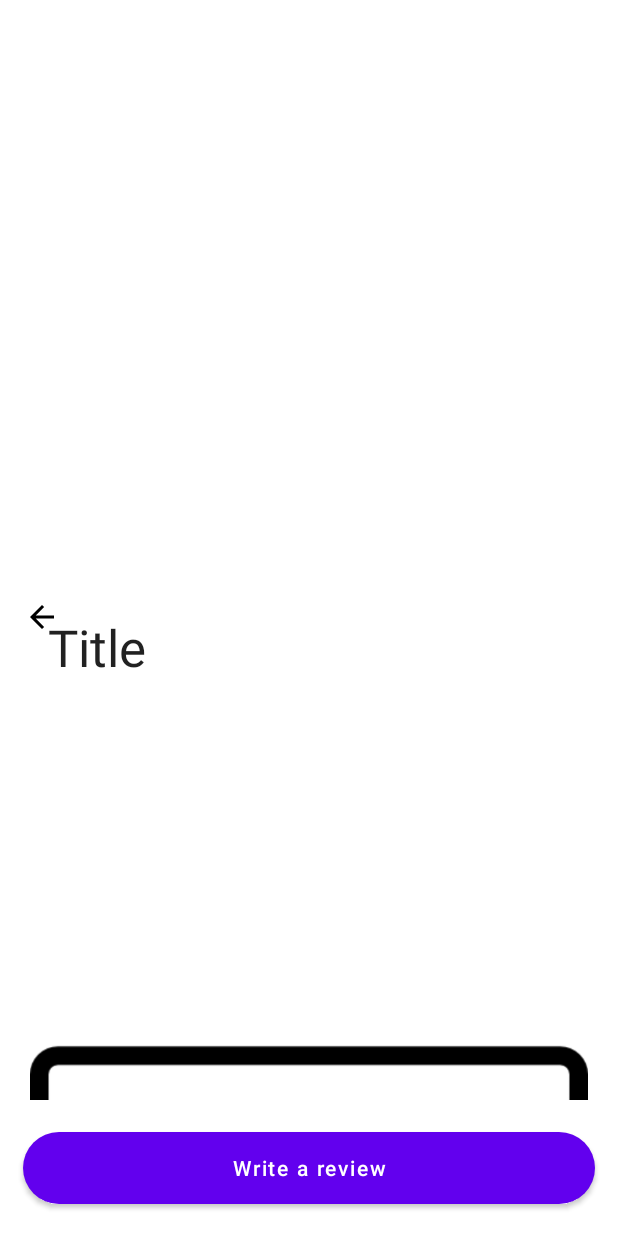
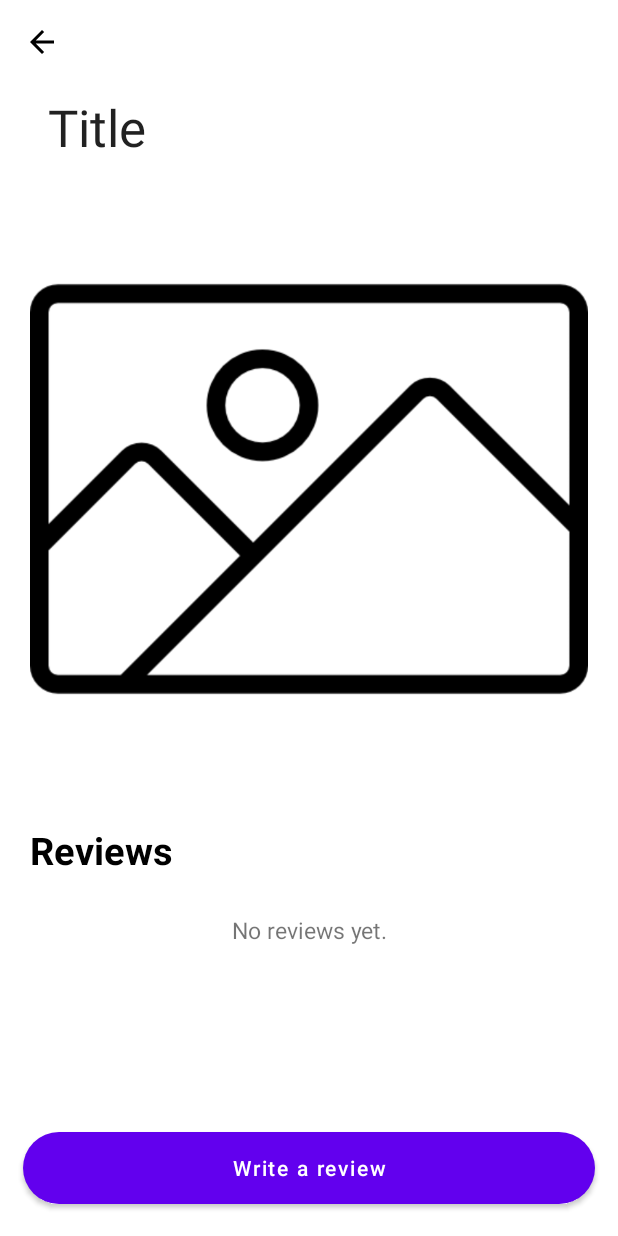
Before and after one commit to ivonamitovska/infinum-academy-shows-app-ivonamitovska, an Android app: the fragment ShowDetailsFragment placed in its activity, on a phone screen of 412 x 824 dp. Run offline under Robolectric (Android 15) with nearby library versions, the phone set to English and light mode, and no system bars; our stand-ins replace Room's generated code; libraries missing offline, so code that uses them is left out: com.jakewharton.retrofit2; pictures from the network do not load; 3 statements that could not run were skipped.

Commit message:
fixed show details

```diff
--- a/app/src/main/java/com/infinum/shows_ivona_mitovska/ui/activity/MainActivity.kt
+++ b/app/src/main/java/com/infinum/shows_ivona_mitovska/ui/activity/MainActivity.kt
@@ -10,6 +10,7 @@ import com.infinum.shows_ivona_mitovska.databinding.ActivityMainBinding
 import com.infinum.shows_ivona_mitovska.networking.ApiModule
 import com.infinum.shows_ivona_mitovska.persistence.ShowPreferences
 import com.infinum.shows_ivona_mitovska.utils.Constants
+import kotlinx.android.synthetic.main.fragment_show_details.*
 
 class MainActivity : AppCompatActivity() {
     private lateinit var prefs: ShowPreferences
@@ -27,6 +28,9 @@ class MainActivity : AppCompatActivity() {
         if (state == null || !state) {
             checkRemembered()
         }
+        setSupportActionBar(toolbar)
+        supportActionBar?.setDisplayHomeAsUpEnabled(true)
+        supportActionBar?.setDisplayShowHomeEnabled(true)
 
     }
 
--- a/app/src/main/java/com/infinum/shows_ivona_mitovska/ui/show_details/model/ShowDetailsFragment.kt
+++ b/app/src/main/java/com/infinum/shows_ivona_mitovska/ui/show_details/model/ShowDetailsFragment.kt
@@ -74,7 +74,6 @@ class ShowDetailsFragment : Fragment() {
     private fun observeShow() {
         viewModel.show.observe(viewLifecycleOwner) { response ->
             if (response.responseStatus == ResponseStatus.SUCCESS) {
-
                 binding.toolbar.title = response.data?.title
                 Glide.with(requireContext()).load(response.data?.imageUrl).into(binding.imageDetails)
                 binding.imageDetails.clipToOutline = true
@@ -143,5 +142,4 @@ class ShowDetailsFragment : Fragment() {
     }
 
 
-
 }
--- a/app/src/main/res/layout/fragment_show_details.xml
+++ b/app/src/main/res/layout/fragment_show_details.xml
@@ -107,11 +107,12 @@
             <androidx.recyclerview.widget.RecyclerView
                 android:id="@+id/reviewRecycler"
                 android:layout_width="match_parent"
-                android:layout_height="match_parent"
+                android:layout_height="wrap_content"
                 android:clickable="true"
                 android:focusable="true"
                 android:visibility="gone"
                 android:paddingBottom="?attr/actionBarSize"
+                android:layout_marginBottom="20dp"
                 tools:listitem="@layout/item_review"/>
         </LinearLayout>
     </androidx.core.widget.NestedScrollView>
--- a/app/src/main/res/layout/fragment_shows.xml
+++ b/app/src/main/res/layout/fragment_shows.xml
@@ -18,9 +18,9 @@
     <androidx.recyclerview.widget.RecyclerView
         android:id="@+id/showsRecycler"
         android:layout_width="match_parent"
-        android:layout_height="wrap_content"
+        android:layout_height="0dp"
+        app:layout_constraintBottom_toBottomOf="parent"
         android:visibility="gone"
-        android:paddingBottom="?attr/actionBarSize"
         app:layout_constraintTop_toBottomOf="@id/toolbarShows"
         tools:listitem="@layout/item_show"/>
 
```
Also changed, not shown: app/src/main/res/values/themes.xml (+0 -14 lines).
